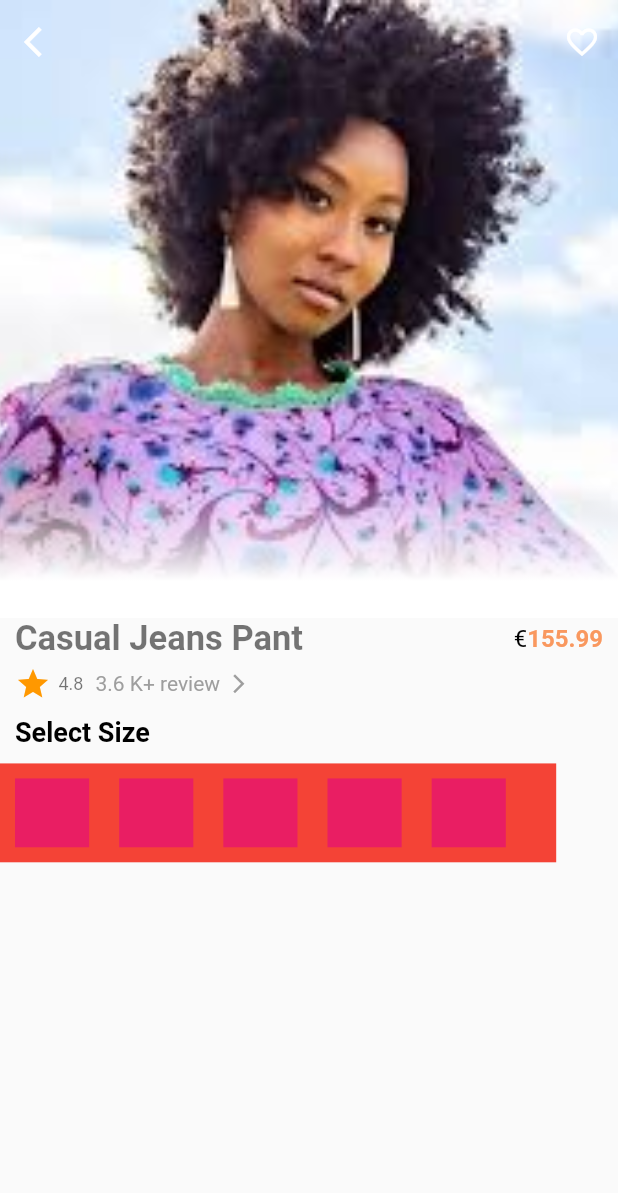
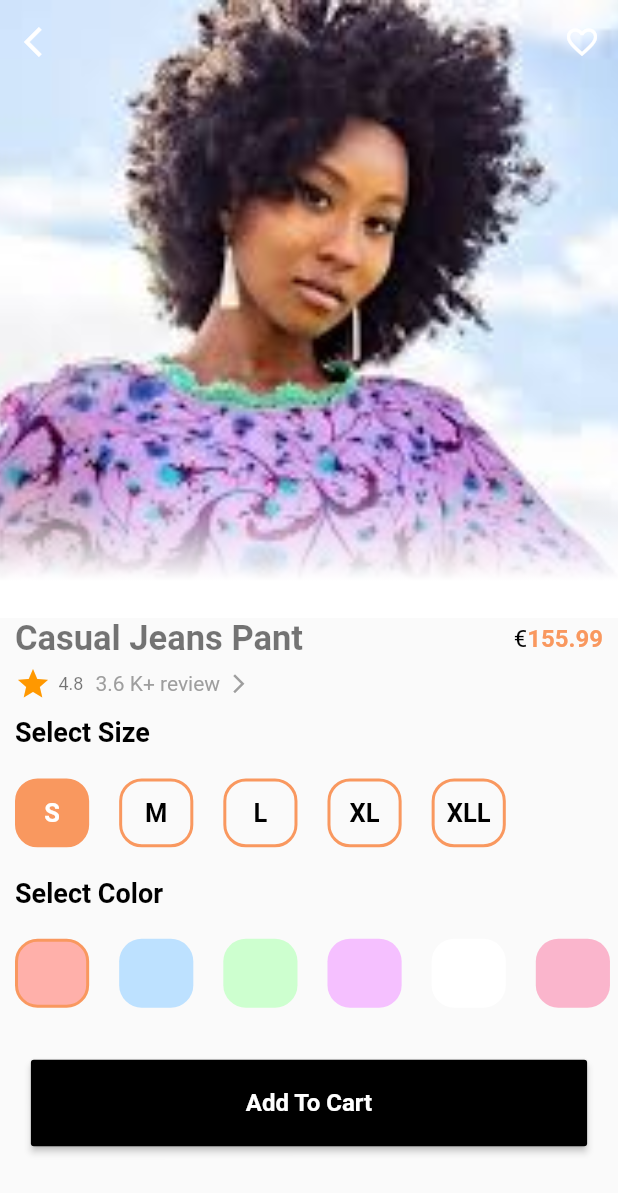
Before and after one commit to nurlanabdyrakhman/trendy_fashin, a Flutter app: the screen it shows after launch, after a tap on "Casual Jeans Pant", on a phone screen of 412 x 824 dp. Shown: the top 1193 px of the screen. Run offline on Flutter 3.47's test engine with Material 2 defaults, Android fonts, the light colour scheme and no system bars; our stand-ins replace animate_do, line_icons; missing offline and left inert: bottom_bar_matu; network calls fail; Roboto replaces fonts that are missing (AlegreyaSans).

Commit message:
Cart yaptim

```diff
--- a/lib/screen/detail.dart
+++ b/lib/screen/detail.dart
@@ -2,6 +2,7 @@ import 'package:flutter/material.dart';
 import 'package:trendy_fashion/model/base_model.dart';
 import 'package:trendy_fashion/utils/constants.dart';
 import 'package:animate_do/animate_do.dart';
+import 'package:trendy_fashion/widgets/reusable_button.dart';
 import '../widgets/reusable_text.dart';
 
 class Details extends StatefulWidget {
@@ -17,6 +18,8 @@ class Details extends StatefulWidget {
 }
 
 class _DetailsState extends State<Details> {
+  int selectedSize = 0;
+  int selectedColor = 0;
   @override
   Widget build(BuildContext context) {
     var size = MediaQuery.of(context).size;
@@ -148,24 +151,122 @@ class _DetailsState extends State<Details> {
                 ),
               ),
             ),
-            Container(
+            FadeInUp(
+              delay: const Duration(
+                milliseconds: 500,
+              ),
+              child: SizedBox(
                 width: size.width * 0.9,
                 height: size.height * 0.08,
-              color: Colors.red,
                 child: ListView.builder(
+                  physics: const NeverScrollableScrollPhysics(),
                   scrollDirection: Axis.horizontal,
                   itemCount: sizes.length,
                   itemBuilder: (context, index) {
-                return AnimatedContainer(
+                    var current = sizes[index];
+                    return GestureDetector(
+                      onTap: () {
+                        setState(() {
+                          selectedSize = index;
+                        });
+                      },
+                      child: AnimatedContainer(
                         margin: const EdgeInsets.all(10),
                         duration: const Duration(milliseconds: 200),
-               width: size.width*0.12,
+                        width: size.width * 0.12,
                         decoration: BoxDecoration(
-                color: Colors.pink
+                          color: selectedSize == index
+                              ? primaryColor
+                              : Colors.transparent,
+                          border: Border.all(
+                            color: primaryColor,
+                            width: 2,
+                          ),
+                          borderRadius: BorderRadius.circular(15),
+                        ),
+                        child: Center(
+                          child: Text(
+                            current,
+                            style: TextStyle(
+                              fontSize: 17,
+                              fontWeight: FontWeight.w600,
+                              color: selectedSize == index
+                                  ? Colors.white
+                                  : Colors.black,
+                            ),
+                          ),
+                        ),
                       ),
                     );
-              },),
+                  },
                 ),
+              ),
+            ),
+            FadeInUp(
+              delay: const Duration(milliseconds: 400),
+              child: const Padding(
+                padding: EdgeInsets.only(left: 10, top: 10, bottom: 10),
+                child: Text(
+                  'Select Color',
+                  style: TextStyle(
+                    color: Colors.black,
+                    fontWeight: FontWeight.bold,
+                    fontSize: 18,
+                  ),
+                ),
+              ),
+            ),
+            FadeInUp(
+              delay: const Duration(
+                milliseconds: 700,
+              ),
+              child: SizedBox(
+                width: size.width,
+                height: size.height * 0.08,
+                child: ListView.builder(
+                  physics: const BouncingScrollPhysics(),
+                  scrollDirection: Axis.horizontal,
+                  itemCount: colors.length,
+                  itemBuilder: (context, index) {
+                    var current = colors[index];
+                    return GestureDetector(
+                      onTap: () {
+                        setState(() {
+                          selectedColor = index;
+                        });
+                      },
+                      child: AnimatedContainer(
+                        margin: const EdgeInsets.all(10),
+                        duration: const Duration(milliseconds: 200),
+                        width: size.width * 0.12,
+                        decoration: BoxDecoration(
+                          color: current,
+                          border: Border.all(
+                            color: selectedColor == index
+                                ? primaryColor
+                                : Colors.transparent,
+                            width: selectedColor == index ? 2 : 1,
+                          ),
+                          borderRadius: BorderRadius.circular(15),
+                        ),
+                      ),
+                    );
+                  },
+                ),
+              ),
+            ),
+            FadeInUp(
+              delay: Duration(milliseconds: 800),
+              child: Padding(
+                padding:  EdgeInsets.only(top: size.height*0.03),
+                child: ReusableButton(onTap: (){
+                  print(current.name+'Add to card');
+
+                },
+                text: 'Add To Cart',
+                ),
+              ),
+            )
           ],
         ),
       ),
--- /dev/null
+++ b/lib/widgets/reusable_button.dart
@@ -0,0 +1,32 @@
+
+import 'package:flutter/material.dart';
+
+class ReusableButton extends StatelessWidget {
+  const ReusableButton({
+    super.key,
+    required this.text, required this.onTap,
+  });
+
+  final String text;
+   final VoidCallback onTap;
+
+  @override
+  Widget build(BuildContext context) {
+    var size = MediaQuery.of(context).size;
+    return Center(
+      child: MaterialButton(
+        minWidth: size.width * 0.9,
+        height: size.height * 0.07,
+        color: Colors.black,
+        onPressed: onTap,
+        child: Text(text,
+        style: TextStyle(
+          color: Colors.white,
+          fontSize: 16,
+          fontWeight: FontWeight.bold
+        ),
+        ),
+      ),
+    );
+  }
+}
```
Also changed, not shown: lib/main_wrapper.dart (+25 -19 lines), lib/screen/cart.dart (added, +106 -0 lines), lib/widgets/reusable_card_row.dart (added, +32 -0 lines). Lines whose indentation alone changed are shown as unchanged.
